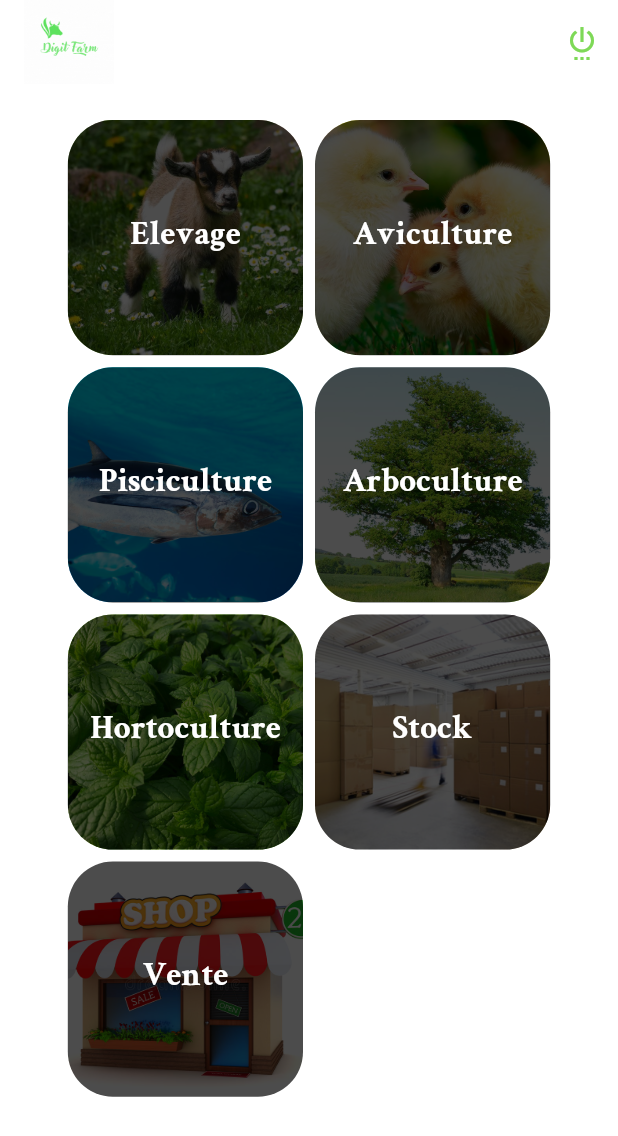
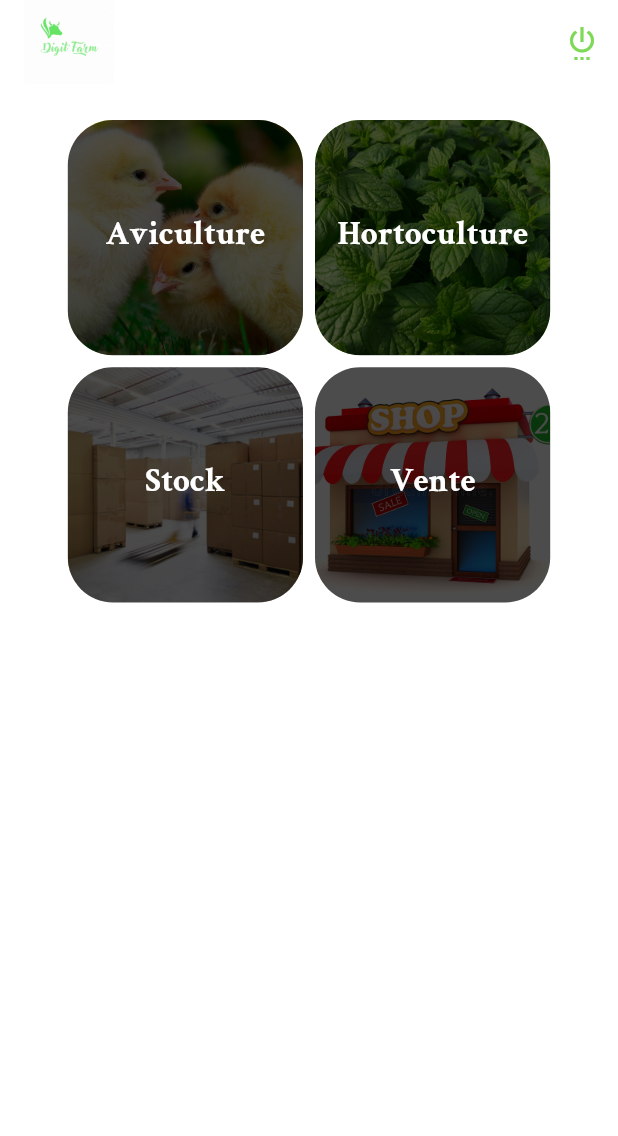
Before and after one commit to djum25/digit_farm_mobil, a Flutter app: the HomePage screen opened directly, on a phone screen of 412 x 824 dp. Shown: the top 1136 px of the screen. Run offline on Flutter 3.47's test engine with Material 2 defaults, Android fonts, the phone set to English and light mode, and no system bars; our stand-ins replace barcode_widget, flutter_datetime_picker, flutter_typeahead, image_gallery_saver, permission_handler, shared_preferences; missing offline and left inert: flutter_barcode_scanner; accounts and stored records are empty.

Commit message:
Comment unused modul

```diff
--- a/lib/page/utilWidgets/home.dart
+++ b/lib/page/utilWidgets/home.dart
@@ -69,7 +69,7 @@ class _HomePageState extends State<HomePage> {
       crossAxisCount: 2,
       padding: EdgeInsets.symmetric(horizontal: MediaQuery.of(context).size.width / 10, vertical: 20),
       children: <Widget>[
-        GestureDetector(
+/*         GestureDetector(
           onTap: () {Navigator.pushAndRemoveUntil<void>(context,MaterialPageRoute<void>(builder: (BuildContext context) => CattlePage(),
       ),ModalRoute.withName("/"));},
           child: Card(
@@ -91,7 +91,7 @@ class _HomePageState extends State<HomePage> {
                       ),
                     ),
                   ))),
-        ),
+        ), */
         GestureDetector(
           onTap: () {Navigator.pushAndRemoveUntil<void>(context,MaterialPageRoute<void>(builder: (BuildContext context) => PoultryPage(),
       ),ModalRoute.withName("/"));},
@@ -115,7 +115,7 @@ class _HomePageState extends State<HomePage> {
                     ),
                   ))),
         ),
-        GestureDetector(
+/*         GestureDetector(
           onTap: () {Navigator.pushAndRemoveUntil<void>(context,MaterialPageRoute<void>(builder: (BuildContext context) => FishPage(),
       ),ModalRoute.withName("/"));},
           child: Card(
@@ -137,8 +137,8 @@ class _HomePageState extends State<HomePage> {
                       ),
                     ),
                   ))),
-        ),
-        GestureDetector(
+        ), */
+/*         GestureDetector(
           onTap: () {Navigator.pushAndRemoveUntil<void>(context,MaterialPageRoute<void>(builder: (BuildContext context) => TreePage(),
       ),ModalRoute.withName("/"));},
           child: Card(
@@ -160,7 +160,7 @@ class _HomePageState extends State<HomePage> {
                       ),
                     ),
                   ))),
-        ),
+        ), */
         GestureDetector(
           onTap: () {Navigator.pushAndRemoveUntil<void>(context,MaterialPageRoute<void>(builder: (BuildContext context) => FarmingPage(),
       ),ModalRoute.withName("/"));},
```
